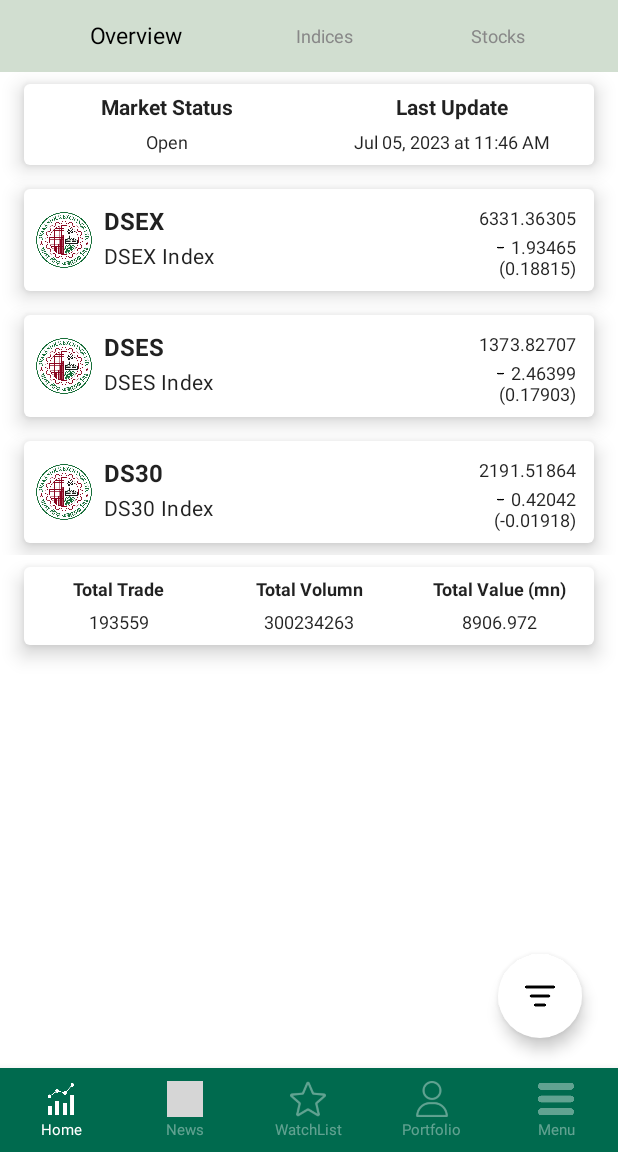
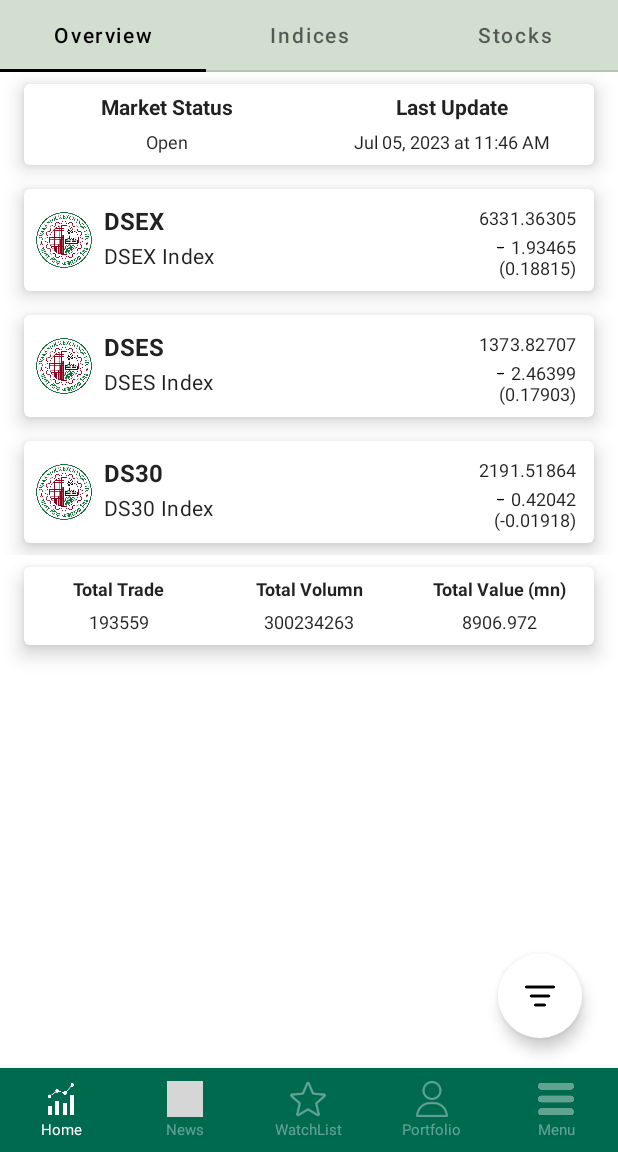
Before and after one commit to AbuSayedMasud/Capita, an Android app built with Jetpack Compose: the HomeScreen screen opened through its navigation route, on a phone screen of 412 x 824 dp, the part 84-1236 px from its top. Run offline under Robolectric (Android 15) with nearby library versions, the phone set to English and light mode, and no system bars; our stand-ins replace accompanist; grey boxes are pictures that could not be loaded.

Commit message:
added swipe to change page

```diff
--- a/api/build.gradle
+++ b/api/build.gradle
@@ -33,7 +33,9 @@ android {
 dependencies {
     implementation 'androidx.core:core-ktx:1.10.1'
     implementation 'androidx.appcompat:appcompat:1.6.1'
+    implementation 'com.google.accompanist:accompanist-pager:0.27.1'
     implementation 'com.google.android.material:material:1.9.0'
+    implementation "androidx.compose.foundation:foundation:1.4.3"
     testImplementation 'junit:junit:4.13.2'
     androidTestImplementation 'androidx.test.ext:junit:1.1.5'
     androidTestImplementation 'androidx.test.espresso:espresso-core:3.5.1'
--- a/app/build.gradle
+++ b/app/build.gradle
@@ -49,14 +49,22 @@ android {
 dependencies {
     implementation project(':api')
     implementation project(':service-protype')
+
+    def composeBom = platform('androidx.compose:compose-bom:2022.10.00')
+    implementation composeBom
+
     implementation 'androidx.core:core-ktx:1.7.0'
     implementation 'androidx.lifecycle:lifecycle-runtime-ktx:2.3.1'
-    implementation 'androidx.activity:activity-compose:1.3.1'
+    implementation 'androidx.activity:activity-compose:1.7.2'
+    implementation "androidx.compose.foundation:foundation:1.4.3"
     implementation "androidx.compose.ui:ui:$compose_ui_version"
+    implementation 'androidx.compose.ui:ui-tooling:1.4.3'
     implementation "androidx.compose.ui:ui-tooling-preview:$compose_ui_version"
-    implementation 'androidx.compose.material:material:1.2.0'
+    implementation 'androidx.compose.material:material:1.4.3'
     implementation 'androidx.appcompat:appcompat:1.6.1'
     implementation 'androidx.cardview:cardview:1.0.0'
+    implementation "com.google.accompanist:accompanist-pager:0.27.1"
+    implementation "com.google.accompanist:accompanist-pager-indicators:0.27.1"
     implementation "com.google.android.material:material:1.9.0"
     testImplementation 'junit:junit:4.13.2'
     androidTestImplementation 'androidx.test.ext:junit:1.1.5'
--- a/app/src/main/java/com/example/capita/home/bottomScreen/HomeScreen.kt
+++ b/app/src/main/java/com/example/capita/home/bottomScreen/HomeScreen.kt
@@ -1,42 +1,63 @@
 package com.example.capita.home.bottomScreen
 
+import androidx.compose.foundation.ExperimentalFoundationApi
+import androidx.compose.foundation.layout.*
 import androidx.compose.foundation.layout.Column
+import androidx.compose.foundation.pager.HorizontalPager
+import androidx.compose.foundation.pager.rememberPagerState
+import androidx.compose.material.*
 import androidx.compose.runtime.Composable
+import androidx.compose.runtime.LaunchedEffect
 import androidx.compose.runtime.getValue
 import androidx.compose.runtime.mutableStateOf
 import androidx.compose.runtime.remember
 import androidx.compose.runtime.setValue
-import androidx.navigation.compose.NavHost
-import androidx.navigation.compose.composable
-import androidx.navigation.compose.rememberNavController
+import androidx.compose.runtime.snapshotFlow
 import com.example.capita.home.homeScreen.index.IndexScreen
 import com.example.capita.home.homeScreen.overview.OverviewScreen
 import com.example.capita.home.homeScreen.sectionBar.homeSectionBar
 import com.example.capita.home.homeScreen.stocks.StockScreen
+import com.google.accompanist.pager.*
 
+@OptIn(ExperimentalFoundationApi::class)
 @Composable
 fun HomeScreen() {
-    var homeSelectedSection by remember { mutableStateOf("Overview") }
+    val sections = listOf(
+        "Overview",
+        "Indices",
+        "Stocks",
+    )
+    val pagerState = rememberPagerState()
+    var homeSelectedSection by remember { mutableStateOf(0) }
+
+    // Observe the current page and update the selected section accordingly.
+    LaunchedEffect(pagerState) {
+        snapshotFlow { pagerState.currentPage }.collect { page ->
+            homeSelectedSection = page
+        }
+    }
+
+    LaunchedEffect(homeSelectedSection) {
+        pagerState.animateScrollToPage(homeSelectedSection)
+    }
 
     Column {
         homeSectionBar(
-            selectedSection = homeSelectedSection,
+            sections = sections,
+            homeSelectedSection = homeSelectedSection,
             onSectionSelected = { section ->
                 homeSelectedSection = section
             },
         )
 
-        val navController = rememberNavController()
-
-        NavHost(navController, startDestination = homeSelectedSection) {
-            composable("Overview") {
-                OverviewScreen()
-            }
-            composable("Indices") {
-                IndexScreen()
-            }
-            composable("Stocks") {
-                StockScreen()
+        HorizontalPager(
+            pageCount = sections.size,
+            state = pagerState,
+        ) { page ->
+            when (sections[page]) {
+                "Overview" -> OverviewScreen()
+                "Indices" -> IndexScreen()
+                "Stocks" -> StockScreen()
             }
         }
     }
--- a/app/src/main/java/com/example/capita/home/homeScreen/sectionBar/homeSectionBar.kt
+++ b/app/src/main/java/com/example/capita/home/homeScreen/sectionBar/homeSectionBar.kt
@@ -1,76 +1,55 @@
 package com.example.capita.home.homeScreen.sectionBar // ktlint-disable filename
 
+import android.annotation.SuppressLint
 import androidx.compose.foundation.background
-import androidx.compose.foundation.clickable
-import androidx.compose.foundation.horizontalScroll
-import androidx.compose.foundation.interaction.MutableInteractionSource
-import androidx.compose.foundation.layout.Arrangement
-import androidx.compose.foundation.layout.Box
-import androidx.compose.foundation.layout.Row
+import androidx.compose.foundation.layout.*
 import androidx.compose.foundation.layout.fillMaxWidth
 import androidx.compose.foundation.layout.height
-import androidx.compose.foundation.layout.padding
-import androidx.compose.foundation.rememberScrollState
+import androidx.compose.material.*
 import androidx.compose.material.Text
 import androidx.compose.runtime.Composable
-import androidx.compose.runtime.getValue
-import androidx.compose.runtime.mutableStateOf
-import androidx.compose.runtime.remember
-import androidx.compose.runtime.setValue
-import androidx.compose.ui.Alignment
 import androidx.compose.ui.Modifier
-import androidx.compose.ui.draw.scale
 import androidx.compose.ui.graphics.Color
+import androidx.compose.ui.text.font.FontFamily
 import androidx.compose.ui.unit.dp
-import androidx.compose.ui.unit.sp
+import com.google.accompanist.pager.*
 
+@SuppressLint("RememberReturnType")
 @Composable
-fun homeSectionBar(selectedSection: String, onSectionSelected: (String) -> Unit) {
-    var homeSelectedSection by remember { mutableStateOf("Overview") }
-
+fun homeSectionBar(
+    sections: List<String>,
+    homeSelectedSection: Int,
+    onSectionSelected: (Int) -> Unit,
+) {
     val normalColor = Color.Gray
     val selectedColor = Color.Black
-
-    val sections = listOf(
-        "Overview",
-        "Indices",
-        "Stocks",
-//        "Currency",
-//        "Crypto",
-//        "Future Indices"
-    )
-
     val lighterAppBarColor = Color(0xFFD1DED0)
 
-    Row(
-        modifier = Modifier
-            .fillMaxWidth()
-            .height(48.dp)
-            .background(lighterAppBarColor)
-            .horizontalScroll(rememberScrollState()),
-        horizontalArrangement = Arrangement.SpaceEvenly,
-        verticalAlignment = Alignment.CenterVertically,
+    Surface(
+        color = lighterAppBarColor,
+        modifier = Modifier.fillMaxWidth(),
     ) {
-        for (section in sections) {
-            Box(
-                modifier = Modifier
-                    .padding(horizontal = 16.dp)
-                    .clickable(
-                        interactionSource = remember {
-                            MutableInteractionSource()
-                        },
-                        indication = null,
-                        onClick = {
-                            homeSelectedSection = section
-                            onSectionSelected(section)
-                        },
-                    ),
-            ) {
-                Text(
-                    text = section,
-                    color = if (section == homeSelectedSection) selectedColor else normalColor,
-                    fontSize = if (section == homeSelectedSection) 14.sp else 12.sp, // Enlarge the text size when selected
-                    modifier = if (section == homeSelectedSection) Modifier.scale(1.1f) else Modifier, // Scale effect when selected
+        TabRow(
+            modifier = Modifier
+                .fillMaxWidth()
+                .height(48.dp)
+                .background(lighterAppBarColor),
+            selectedTabIndex = homeSelectedSection,
+            backgroundColor = lighterAppBarColor,
+//        edgePadding = 0.dp,
+        ) {
+            sections.forEachIndexed { index, section ->
+                Tab(
+                    text = {
+                        Text(
+                            text = section,
+                            fontFamily = FontFamily.Default,
+                        )
+                    },
+                    selected = homeSelectedSection == index,
+                    onClick = { onSectionSelected(index) },
+//                    selectedContentColor = selectedColor,
+//                    unselectedContentColor = normalColor,
                 )
             }
         }
--- a/app/src/main/java/com/example/capita/home/portfolioScreen/instrument/InstrumentView.kt
+++ b/app/src/main/java/com/example/capita/home/portfolioScreen/instrument/InstrumentView.kt
@@ -1,6 +1,5 @@
 package com.example.capita.home.portfolioScreen.instrument
 
-// import androidx.compose.animation.AnimatedVisibility
 import androidx.compose.animation.AnimatedContent
 import androidx.compose.animation.AnimatedVisibility
 import androidx.compose.animation.ExperimentalAnimationApi
--- a/app/src/main/java/com/example/capita/home/shell/BottomNavGraph.kt
+++ b/app/src/main/java/com/example/capita/home/shell/BottomNavGraph.kt
@@ -1,15 +1,11 @@
 package com.example.capita.home.shell
 
 import androidx.compose.runtime.Composable
-import androidx.compose.runtime.mutableStateOf
-import androidx.compose.runtime.remember
-
 import androidx.navigation.NavHostController
 import androidx.navigation.compose.NavHost
 import androidx.navigation.compose.composable
-import com.example.capita.home.bottomScreen.*
+import com.example.capita.home.bottomScreen.* // ktlint-disable no-wildcard-imports
 import com.example.capita.news.NewsService
-
 
 @Composable
 fun BottomNavGraph(navController: NavHostController, newsService: NewsService) {
--- a/service-protype/build.gradle
+++ b/service-protype/build.gradle
@@ -34,7 +34,9 @@ dependencies {
     implementation project(':api')
     implementation 'androidx.core:core-ktx:1.7.0'
     implementation 'androidx.appcompat:appcompat:1.6.1'
+    implementation 'com.google.accompanist:accompanist-pager:0.27.1'
     implementation 'com.google.android.material:material:1.9.0'
+    implementation "androidx.compose.foundation:foundation:1.4.3"
     testImplementation 'junit:junit:4.13.2'
     androidTestImplementation 'androidx.test.ext:junit:1.1.5'
     androidTestImplementation 'androidx.test.espresso:espresso-core:3.5.1'
```
Also changed, not shown: app/src/main/java/com/example/capita/home/homeScreen/index/IndexView.kt (+21 -20 lines).
